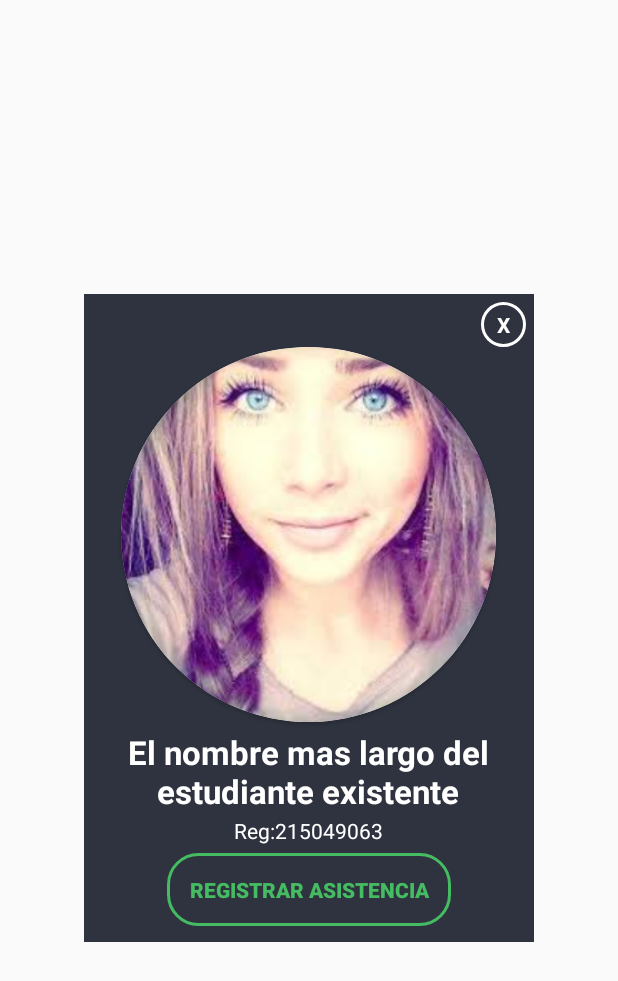
After one commit to NetCerbero/ScileaFaceDetection, an Android app: the layout card_auth.xml on its own in the app's theme, with its tools: preview values and no code run, on a phone screen of 412 x 824 dp. The commit adds this screen. Shown: the top 981 px of the screen. Run offline under Robolectric (Android 15) with nearby library versions, the phone set to English and light mode, and no system bars.

Commit message:
cambios de la camara

```diff
--- a/app/build.gradle
+++ b/app/build.gradle
@@ -37,5 +37,6 @@ dependencies {
     testImplementation 'junit:junit:4.12'
     androidTestImplementation 'com.android.support.test:runner:1.0.2'
     androidTestImplementation 'com.android.support.test.espresso:espresso-core:3.0.2'
+    implementation 'com.android.support:cardview-v7:27.1.1'
     implementation project(':opencv')
 }
--- /dev/null
+++ b/app/src/main/res/drawable/btn_camara.xml
@@ -0,0 +1,6 @@
+<?xml version="1.0" encoding="utf-8"?>
+<shape xmlns:android="http://schemas.android.com/apk/res/android">
+    <stroke android:width="2dp" android:color="@color/colorAccent"/>
+    <corners android:radius="20dp"/>
+    <padding android:top="15dp" android:bottom="15dp" android:left="15dp" android:right="15dp"/>
+</shape>
--- /dev/null
+++ b/app/src/main/res/drawable/button_style.xml
@@ -0,0 +1,6 @@
+<?xml version="1.0" encoding="utf-8"?>
+<shape xmlns:android="http://schemas.android.com/apk/res/android">
+    <stroke android:width="2dp" android:color="@color/green"/>
+    <corners android:radius="20dp"/>
+    <padding android:top="15dp" android:bottom="15dp" android:left="15dp" android:right="15dp"/>
+</shape>
--- /dev/null
+++ b/app/src/main/res/drawable/circlebackground.xml
@@ -0,0 +1,4 @@
+<?xml version="1.0" encoding="utf-8"?>
+<shape android:shape="oval" xmlns:android="http://schemas.android.com/apk/res/android">
+    <stroke android:width="2dp" android:color="@color/white"></stroke>
+</shape>
--- /dev/null
+++ b/app/src/main/res/layout-land/card_auth.xml
@@ -0,0 +1,83 @@
+<?xml version="1.0" encoding="utf-8"?>
+<LinearLayout xmlns:android="http://schemas.android.com/apk/res/android"
+    android:layout_width="wrap_content"
+    android:layout_height="wrap_content"
+    xmlns:app="http://schemas.android.com/apk/res-auto"
+    android:background="@color/primary"
+    android:padding="5dp"
+    android:layout_gravity="center"
+    android:orientation="vertical">
+
+    <TextView
+        android:id="@+id/txtClose"
+        android:layout_width="30dp"
+        android:layout_height="30dp"
+        android:layout_gravity="end"
+        android:gravity="center"
+        android:text="X"
+        android:textColor="@color/white"
+        android:textStyle="bold"
+        android:background="@drawable/circlebackground"/>
+
+    <LinearLayout
+        android:layout_width="wrap_content"
+        android:layout_height="wrap_content"
+        android:orientation="horizontal"
+        android:gravity="center"
+        android:layout_marginLeft="10dp"
+        android:layout_marginBottom="10dp"
+        >
+
+        <android.support.v7.widget.CardView
+            android:layout_width="200dp"
+            android:layout_height="200dp"
+            app:cardCornerRadius="100dp"
+            >
+
+            <ImageView
+                android:id="@+id/perfil"
+                android:layout_width="match_parent"
+                android:layout_height="match_parent"
+                app:srcCompat="@drawable/perfil"
+                />
+        </android.support.v7.widget.CardView>
+        <LinearLayout
+            android:layout_width="250dp"
+            android:layout_height="wrap_content"
+            android:orientation="vertical"
+            >
+            <TextView
+                android:id="@+id/nombre_estudiante"
+                android:layout_width="wrap_content"
+                android:layout_height="wrap_content"
+                android:text="El nombre mas largo del estudiante existente"
+                android:textColor="@color/white"
+                android:gravity="center"
+                android:textStyle="bold"
+                android:textSize="22dp"/>
+            <TextView
+                android:id="@+id/registro"
+                android:layout_marginTop="10dp"
+                android:layout_width="wrap_content"
+                android:layout_height="wrap_content"
+                android:textColor="@color/white"
+                android:text="Reg:215049063"
+                android:layout_gravity="center"/>
+            <Button
+                android:id="@+id/btnAsistencia"
+                android:layout_marginTop="15dp"
+                android:layout_marginBottom="5dp"
+                android:layout_width="wrap_content"
+                android:layout_height="wrap_content"
+                android:background="@drawable/button_style"
+                android:textColor="@color/white"
+                android:text="Registrar asistencia"
+                android:textStyle="bold"
+                android:layout_gravity="center_horizontal"
+                />
+        </LinearLayout>
+
+    </LinearLayout>
+
+
+</LinearLayout>
--- /dev/null
+++ b/app/src/main/res/layout/card_auth.xml
@@ -0,0 +1,82 @@
+<?xml version="1.0" encoding="utf-8"?>
+<LinearLayout xmlns:android="http://schemas.android.com/apk/res/android"
+    android:layout_width="300dp"
+    android:layout_height="wrap_content"
+    xmlns:app="http://schemas.android.com/apk/res-auto"
+    android:background="@color/primary"
+    android:padding="5dp"
+    android:layout_gravity="center"
+    android:orientation="vertical">
+
+    <TextView
+        android:id="@+id/txtClose"
+        android:layout_width="30dp"
+        android:layout_height="30dp"
+        android:layout_gravity="end"
+        android:gravity="center"
+        android:text="X"
+        android:textColor="@color/white"
+        android:textStyle="bold"
+        android:background="@drawable/circlebackground"/>
+
+    <LinearLayout
+        android:layout_width="match_parent"
+        android:layout_height="wrap_content"
+        android:orientation="vertical"
+        android:gravity="center"
+        >
+
+        <android.support.v7.widget.CardView
+            android:layout_width="250dp"
+            android:layout_height="250dp"
+            app:cardCornerRadius="125dp"
+            >
+
+            <ImageView
+                android:id="@+id/perfil"
+                android:layout_width="match_parent"
+                android:layout_height="match_parent"
+                app:srcCompat="@drawable/perfil"
+                />
+        </android.support.v7.widget.CardView>
+        <LinearLayout
+            android:layout_width="250dp"
+            android:layout_height="wrap_content"
+            android:orientation="vertical"
+            android:layout_marginTop="5dp"
+            >
+            <TextView
+                android:id="@+id/nombre_estudiante"
+                android:layout_width="wrap_content"
+                android:layout_height="wrap_content"
+                android:text="El nombre mas largo del estudiante existente"
+                android:textColor="@color/white"
+                android:gravity="center"
+                android:textStyle="bold"
+                android:textSize="22dp"/>
+            <TextView
+                android:id="@+id/registro"
+                android:layout_marginTop="2dp"
+                android:layout_width="wrap_content"
+                android:layout_height="wrap_content"
+                android:textColor="@color/white"
+                android:text="Reg:215049063"
+                android:layout_gravity="center"/>
+
+        </LinearLayout>
+        <Button
+            android:id="@+id/btnAsistencia"
+            android:layout_marginTop="5dp"
+            android:layout_marginBottom="5dp"
+            android:layout_width="wrap_content"
+            android:layout_height="wrap_content"
+            android:background="@drawable/button_style"
+            android:textColor="@color/green"
+            android:text="Registrar asistencia"
+            android:textStyle="bold"
+            />
+
+    </LinearLayout>
+
+
+</LinearLayout>
--- a/app/src/main/res/values/colors.xml
+++ b/app/src/main/res/values/colors.xml
@@ -3,4 +3,9 @@
     <color name="colorPrimary">#3F51B5</color>
     <color name="colorPrimaryDark">#303F9F</color>
     <color name="colorAccent">#FF4081</color>
+    <color name="primary">#2F333F</color>
+    <color name="blueLight">#49acd5</color>
+    <color name="green">#45bc62</color>
+    <color name="white">#fff</color>
+    <color name="orange">#eaad43</color>
 </resources>
--- a/app/src/main/res/values/styles.xml
+++ b/app/src/main/res/values/styles.xml
@@ -1,7 +1,7 @@
 <resources>
 
     <!-- Base application theme. -->
-    <style name="AppTheme" parent="Theme.AppCompat.Light.DarkActionBar">
+    <style name="AppTheme" parent="Theme.AppCompat.Light.NoActionBar">
         <!-- Customize your theme here. -->
         <item name="colorPrimary">@color/colorPrimary</item>
         <item name="colorPrimaryDark">@color/colorPrimaryDark</item>
```
Also changed, not shown: app/src/main/java/com/universidad/bluenet/opencvagain/ClientSocket.java (deleted, +0 -66 lines), app/src/main/java/com/universidad/bluenet/opencvagain/ClientTcp.java (deleted, +0 -41 lines), app/src/main/java/com/universidad/bluenet/opencvagain/MainActivity.java (+35 -4 lines), app/src/main/res/layout/activity_main.xml (+16 -0 lines), app/src/main/res/drawable/perfil.jpg (added).
